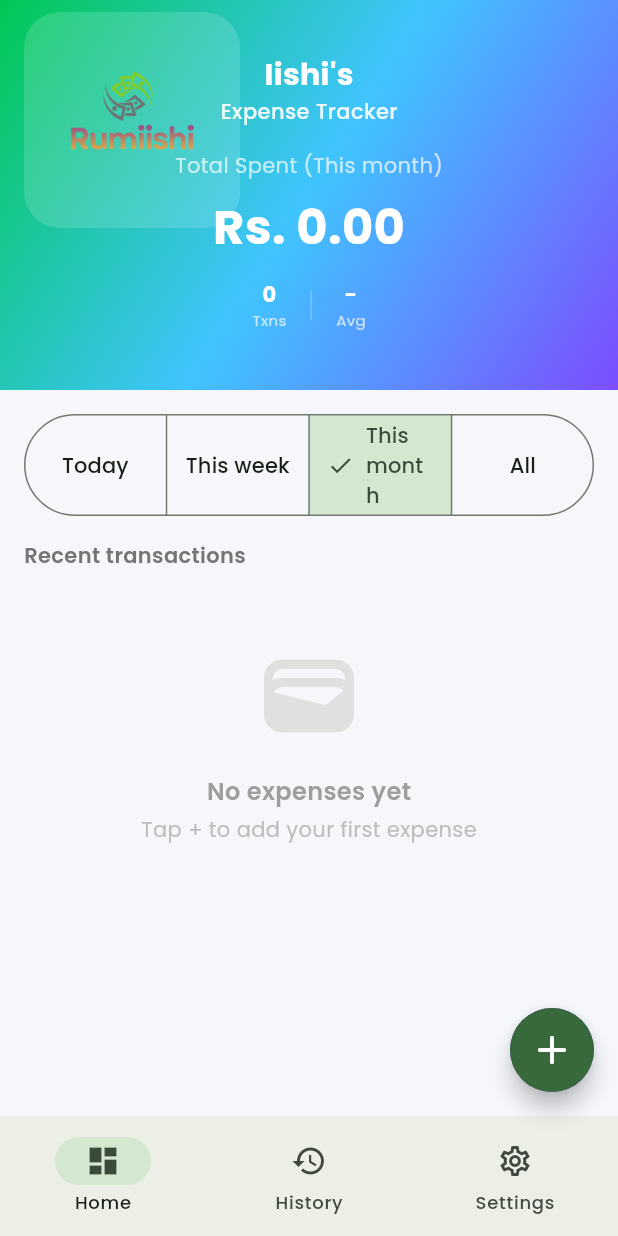
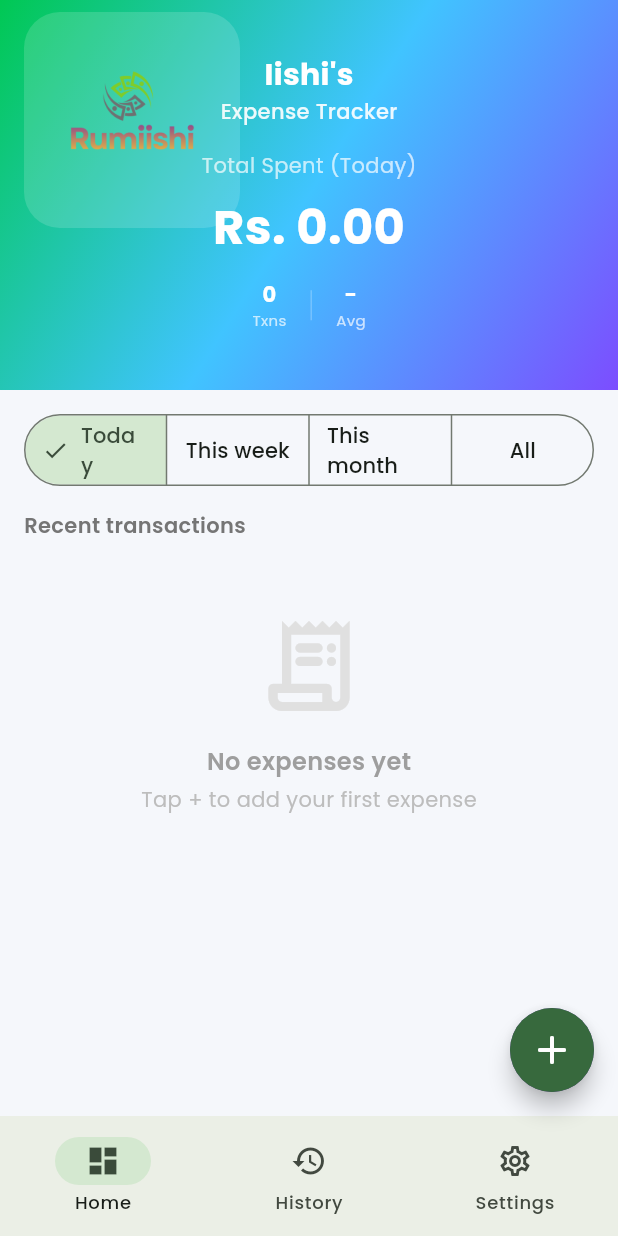
Before and after one commit to ishfak07/Expence-Tracker, a Flutter app: the screen it shows after launch, after a tap on "Skip", on a phone screen of 412 x 824 dp. Run offline on Flutter 3.47's test engine with Material 3 defaults, Android fonts, the phone set to English and light mode, and no system bars; our stand-ins replace fl_chart, google_fonts, shared_preferences.

Commit message:
Update default time filter to today and change icons in the app

```diff
--- a/lib/main.dart
+++ b/lib/main.dart
@@ -93,7 +93,7 @@ class _SriLankaExpenseTrackerAppState extends State<SriLankaExpenseTrackerApp> {
   int _selectedTab = 0; // 0 = Home, 1 = History, 2 = Settings
 
   // Dashboard filter
-  TimeFilter _timeFilter = TimeFilter.month;
+  TimeFilter _timeFilter = TimeFilter.today;
 
   // History screen
   DateTime? _selectedHistoryMonth; // first day of month
@@ -794,7 +794,7 @@ class _SriLankaExpenseTrackerAppState extends State<SriLankaExpenseTrackerApp> {
                     mainAxisAlignment: MainAxisAlignment.center,
                     children: [
                       const SizedBox(height: 40),
-                      Icon(Icons.wallet_rounded,
+                      Icon(Icons.receipt_long_rounded,
                           size: 72, color: Colors.grey[300]),
                       const SizedBox(height: 16),
                       Text(
@@ -1497,7 +1497,7 @@ class _OnboardingScreenState extends State<OnboardingScreen> {
                         'Quickly record cash spending in Sri Lankan Rupees.',
                   ),
                   _OnboardingPage(
-                    icon: Icons.savings_rounded,
+                    icon: Icons.bar_chart_rounded,
                     title: 'See where money goes',
                     subtitle:
                         'Smart charts and category breakdowns help you save.',
```
